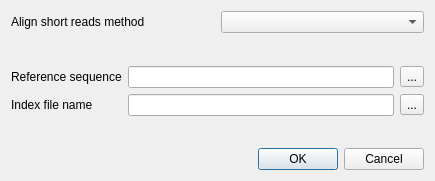
The window that src/corelibs/U2View/src/util_dna_assembly/BuildIndexFromRefDialog.ui (violethaze74/ugene) describes before a commit, drawn with Qt 5.
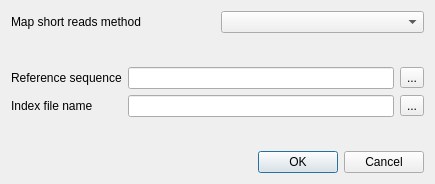
The same window after the commit.

Commit message: "Align" replaces with "map" in the dialog

What changed in the file:
```diff
--- a/src/corelibs/U2View/src/util_dna_assembly/BuildIndexFromRefDialog.ui
+++ b/src/corelibs/U2View/src/util_dna_assembly/BuildIndexFromRefDialog.ui
@@ -7,7 +7,7 @@
     <x>0</x>
     <y>0</y>
     <width>435</width>
-    <height>181</height>
+    <height>184</height>
    </rect>
   </property>
   <property name="sizePolicy">
@@ -39,7 +39,7 @@
           <string>Select a method that would be used to align short reads.</string>
          </property>
          <property name="text">
-          <string>Align short reads method</string>
+          <string>Map short reads method</string>
          </property>
         </widget>
        </item>
```
